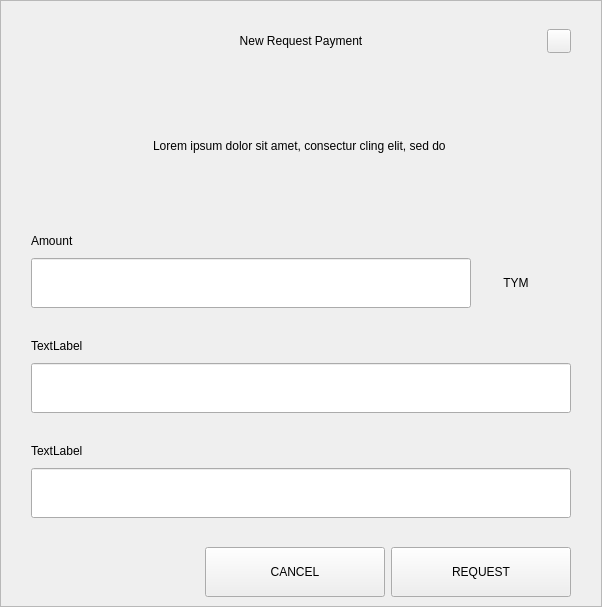
Before: the Qt Designer form src/qt/timelockcoin/forms/requestdialog.ui in timelockcoin/tym, drawn with Qt 5.
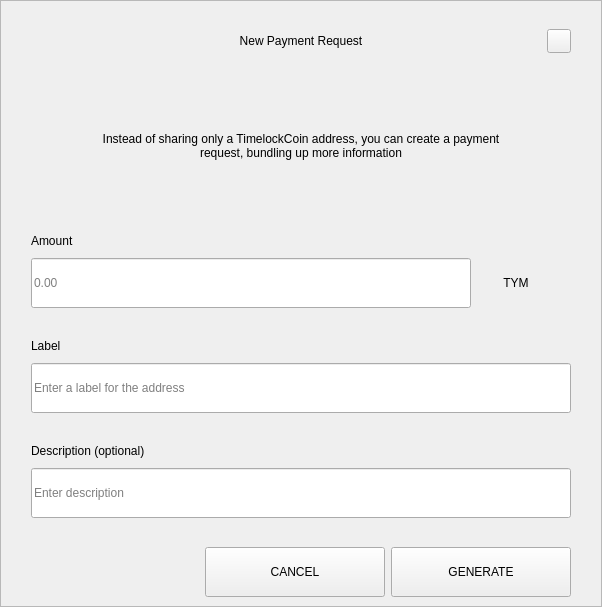
After: the same form once the commit is applied.

What changed in the file:
```diff
--- a/src/qt/timelockcoin/forms/requestdialog.ui
+++ b/src/qt/timelockcoin/forms/requestdialog.ui
@@ -92,7 +92,7 @@
            <string notr="true">padding-left:24px;</string>
           </property>
           <property name="text">
-           <string>New Request Payment</string>
+           <string>New Payment Request</string>
           </property>
           <property name="alignment">
            <set>Qt::AlignCenter</set>
@@ -210,7 +210,7 @@
              </size>
             </property>
             <property name="text">
-             <string>Lorem ipsum dolor sit amet, consectur cling elit, sed do </string>
+             <string>Instead of sharing only a TimelockCoin address, you can create a payment request, bundling up more information</string>
             </property>
             <property name="alignment">
              <set>Qt::AlignCenter</set>
@@ -289,6 +289,9 @@
                     <height>50</height>
                    </size>
                   </property>
+                  <property name="placeholderText">
+                   <string notr="true">0.00</string>
+                  </property>
                  </widget>
                 </item>
                 <item>
@@ -376,7 +379,7 @@
                </size>
               </property>
               <property name="text">
-               <string>TextLabel</string>
+               <string>Label</string>
               </property>
              </widget>
             </item>
@@ -394,6 +397,9 @@
                 <height>50</height>
                </size>
               </property>
+              <property name="placeholderText">
+               <string>Enter a label for the address</string>
+              </property>
              </widget>
             </item>
            </layout>
@@ -434,7 +440,7 @@
                </size>
               </property>
               <property name="text">
-               <string>TextLabel</string>
+               <string>Description (optional)</string>
               </property>
              </widget>
             </item>
@@ -452,6 +458,9 @@
                 <height>50</height>
                </size>
               </property>
+              <property name="placeholderText">
+               <string>Enter description</string>
+              </property>
              </widget>
             </item>
             <item>
@@ -672,7 +681,7 @@
             <enum>Qt::NoFocus</enum>
            </property>
            <property name="text">
-            <string>REQUEST</string>
+            <string>GENERATE</string>
            </property>
           </widget>
          </item>
```
Left out of the diff: 2 changed lines with no effect on the pictures.
